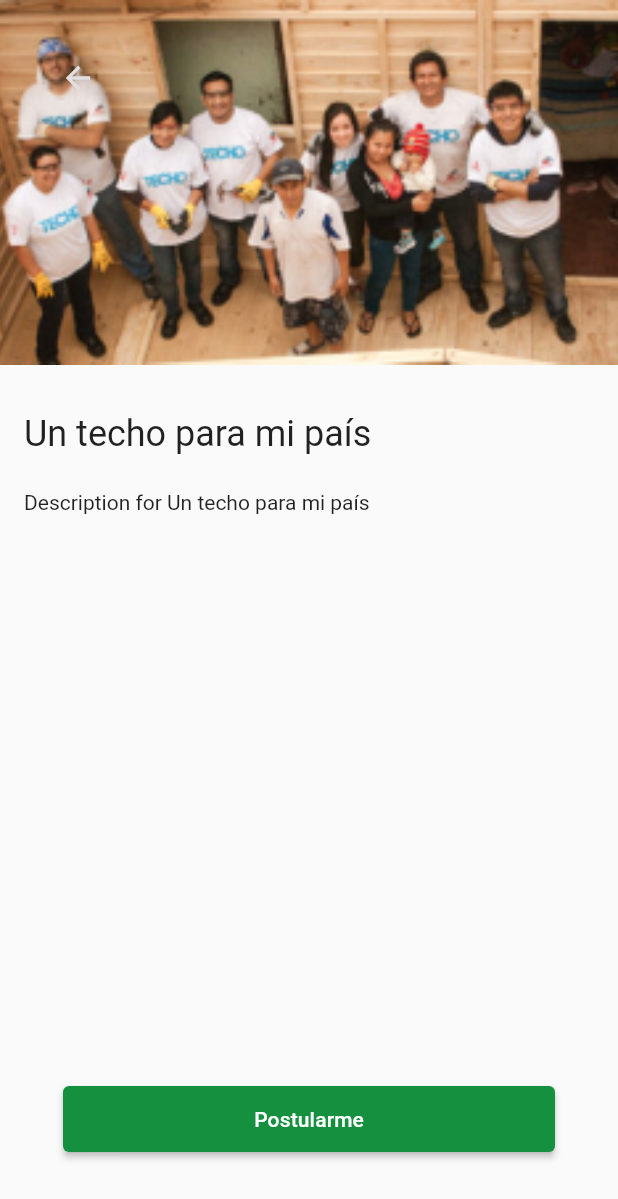
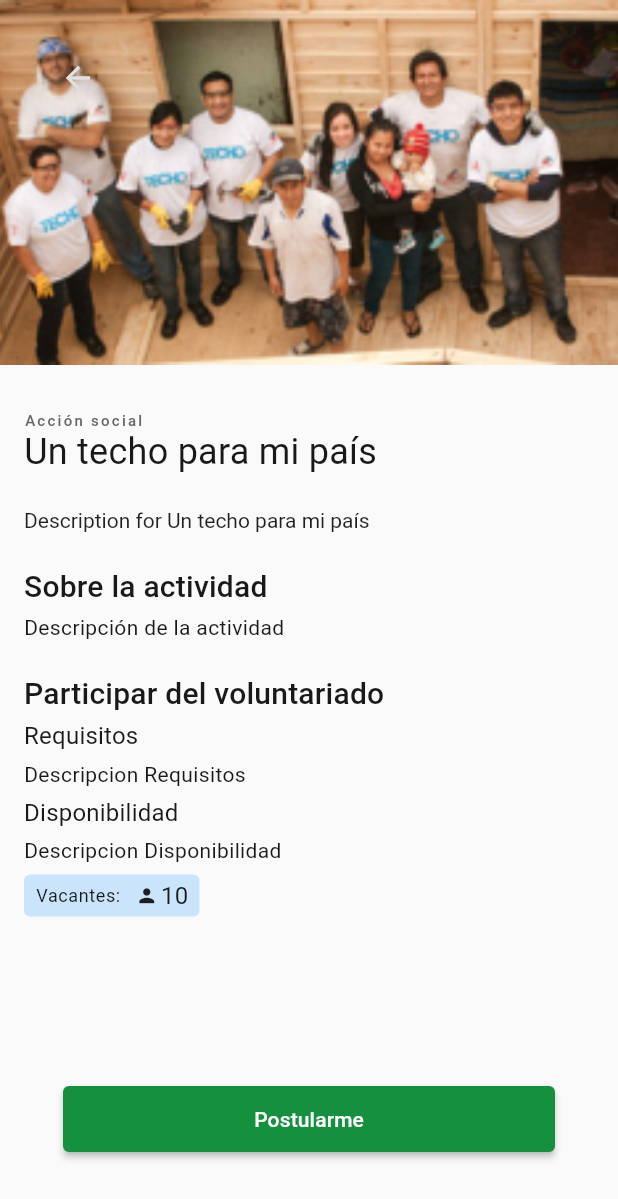
Before and after one commit to gprinc/flutter-tp-1c-2023, a Flutter app: the Home screen opened directly with empty values, after a tap on "ACCIÓN SOCIAL", on a phone screen of 412 x 824 dp. Shown: the top 1199 px of the screen. Run offline on Flutter 3.47's test engine with Material 2 defaults, Android fonts, the phone set to English and light mode, and no system bars; our stand-ins replace firebase_analytics, firebase_core, go_router; missing offline and left inert: maps_launcher; accounts and stored records are empty; statements that could not run were skipped.

Commit message:
selected card update

```diff
--- a/lib/pages/selected_card_page.dart
+++ b/lib/pages/selected_card_page.dart
@@ -1,6 +1,8 @@
 import 'package:dam_1c_2023/atoms/logos.dart';
 import 'package:dam_1c_2023/cells/modals.dart';
 import 'package:dam_1c_2023/models/volunteering.dart';
+import 'package:dam_1c_2023/molecules/components.dart';
+import 'package:dam_1c_2023/tokens/token_fonts.dart';
 import 'package:flutter/material.dart';
 import 'package:dam_1c_2023/molecules/buttons.dart';
 import 'package:dam_1c_2023/atoms/icons/arrow_back.dart';
@@ -50,20 +52,30 @@
               child: Column(
                 crossAxisAlignment: CrossAxisAlignment.start,
                 children: <Widget>[
-                  Text(
-                    title,
-                    style: const TextStyle(
-                      fontSize: 24,
-                      fontWeight: FontWeight.w400,
-                      fontFamily: 'Roboto',
-                    ),
-                  ),
+                  const Text('Acción social', style: overline),
+                  Text(title, style: headLine01),
                   const Padding(padding: EdgeInsets.only(bottom: 24)),
                   Text(
                     description,
                     style: const TextStyle(
                         fontSize: 14, fontWeight: FontWeight.w400),
                   ),
+                  const Padding(padding: EdgeInsets.only(bottom: 24)),
+                  const Text('Sobre la actividad', style: headLine02),
+                  const Padding(padding: EdgeInsets.only(bottom: 8)),
+                  const Text('Descripción de la actividad', style: body01),
+                  const Padding(padding: EdgeInsets.only(bottom: 24)),
+                  const Text('Participar del voluntariado', style: headLine02),
+                  const Padding(padding: EdgeInsets.only(bottom: 8)),
+                  const Text('Requisitos', style: subtitle01),
+                  const Padding(padding: EdgeInsets.only(bottom: 8)),
+                  const Text('Descripcion Requisitos', style: body01),
+                  const Padding(padding: EdgeInsets.only(bottom: 8)),
+                  const Text('Disponibilidad', style: subtitle01),
+                  const Padding(padding: EdgeInsets.only(bottom: 8)),
+                  const Text('Descripcion Disponibilidad', style: body01),
+                  const Padding(padding: EdgeInsets.only(bottom: 8)),
+                  Vacancies(counter: 10)
                 ],
               ),
             ),
--- a/lib/tokens/token_fonts.dart
+++ b/lib/tokens/token_fonts.dart
@@ -43,7 +43,7 @@
   fontSize: 14,
   //height: 20,
   letterSpacing: 0.25,
-  color: btnSecondary,
+  color: lbl,
 );
 
 const TextStyle body02 = TextStyle(
```
Also changed, not shown: lib/cells/cards.dart (+14 -13 lines).
